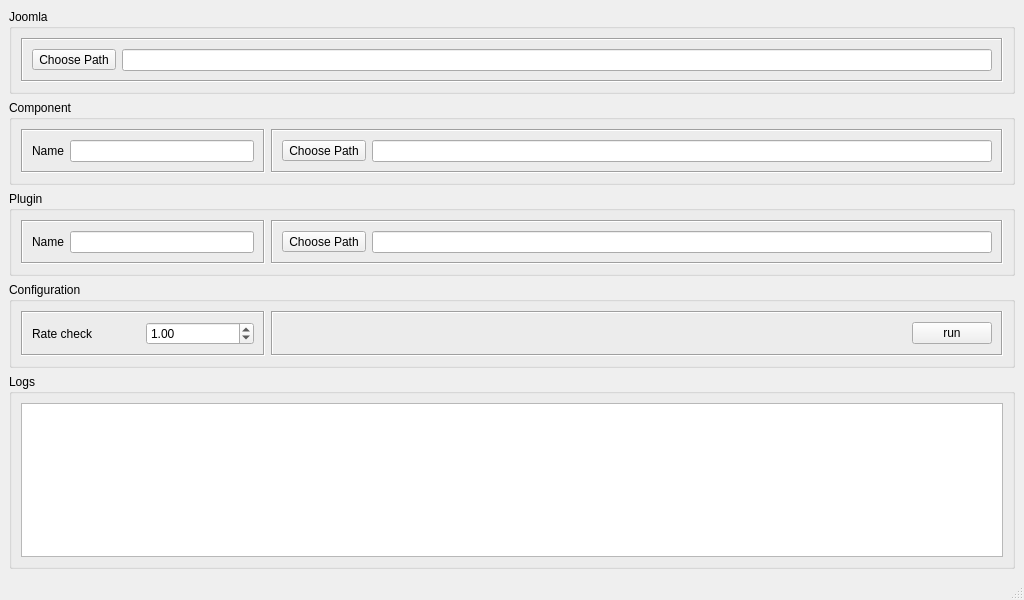
The window that extension.ui (alexsilva/joomla-tools) describes before a commit, drawn with Qt 5.
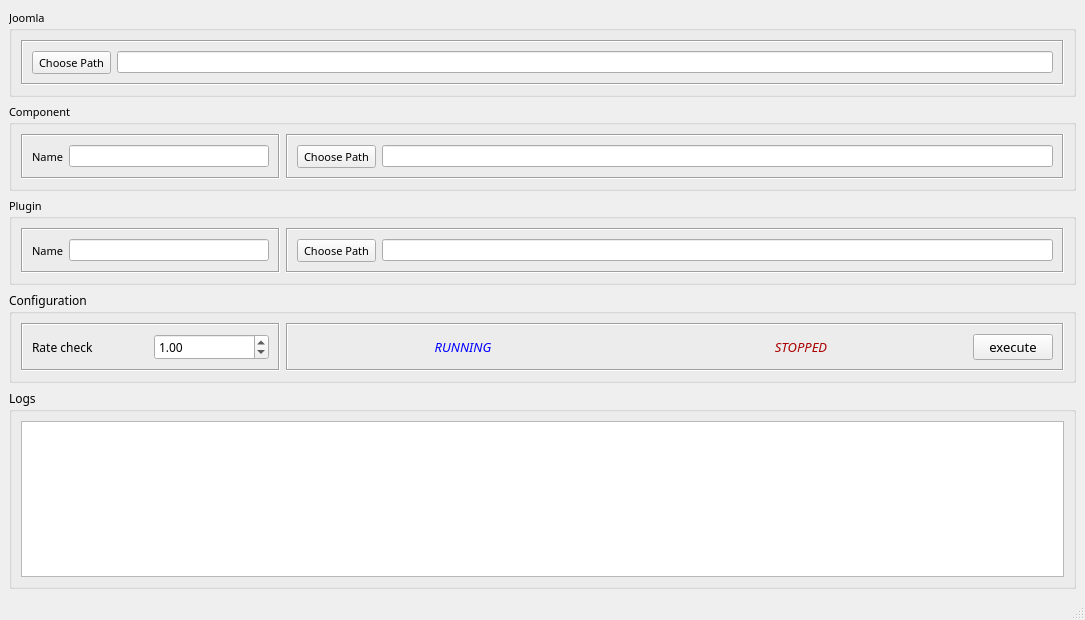
The same window after the commit. Icons and pictures are not drawn.

Commit message: alterando a aparência das fontes.

Patch:
```diff
--- a/extension.ui
+++ b/extension.ui
@@ -6,8 +6,8 @@
    <rect>
     <x>0</x>
     <y>0</y>
-    <width>1024</width>
-    <height>600</height>
+    <width>1085</width>
+    <height>620</height>
    </rect>
   </property>
   <property name="windowTitle">
@@ -21,6 +21,12 @@
    <layout class="QVBoxLayout" name="verticalLayout">
     <item>
      <widget class="QGroupBox" name="groupBox">
+      <property name="font">
+       <font>
+        <family>Segoe Script</family>
+        <pointsize>8</pointsize>
+       </font>
+      </property>
       <property name="title">
        <string>Joomla</string>
       </property>
@@ -36,13 +42,27 @@
          <layout class="QHBoxLayout" name="horizontalLayout">
           <item>
            <widget class="QToolButton" name="joomlaChoosePath">
+            <property name="font">
+             <font>
+              <family>MV Boli</family>
+             </font>
+            </property>
             <property name="text">
              <string>Choose Path</string>
             </property>
            </widget>
           </item>
           <item>
-           <widget class="QLineEdit" name="joomlaPath"/>
+           <widget class="QLineEdit" name="joomlaPath">
+            <property name="font">
+             <font>
+              <family>Arial</family>
+             </font>
+            </property>
+            <property name="readOnly">
+             <bool>true</bool>
+            </property>
+           </widget>
           </item>
          </layout>
         </widget>
@@ -52,6 +72,12 @@
     </item>
     <item>
      <widget class="QGroupBox" name="groupBox_2">
+      <property name="font">
+       <font>
+        <family>Segoe Script</family>
+        <pointsize>8</pointsize>
+       </font>
+      </property>
       <property name="title">
        <string>Component</string>
       </property>
@@ -73,13 +99,24 @@
          <layout class="QHBoxLayout" name="horizontalLayout_4">
           <item>
            <widget class="QLabel" name="label">
+            <property name="font">
+             <font>
+              <family>Segoe Script</family>
+             </font>
+            </property>
             <property name="text">
              <string>Name</string>
             </property>
            </widget>
           </item>
           <item>
-           <widget class="QLineEdit" name="componentName"/>
+           <widget class="QLineEdit" name="componentName">
+            <property name="font">
+             <font>
+              <family>Arial</family>
+             </font>
+            </property>
+           </widget>
           </item>
          </layout>
         </widget>
@@ -101,13 +138,27 @@
          <layout class="QHBoxLayout" name="horizontalLayout_2">
           <item>
            <widget class="QToolButton" name="componentChoosePath">
+            <property name="font">
+             <font>
+              <family>MV Boli</family>
+             </font>
+            </property>
             <property name="text">
              <string>Choose Path</string>
             </property>
            </widget>
           </item>
           <item>
-           <widget class="QLineEdit" name="componentPath"/>
+           <widget class="QLineEdit" name="componentPath">
+            <property name="font">
+             <font>
+              <family>Arial</family>
+             </font>
+            </property>
+            <property name="readOnly">
+             <bool>true</bool>
+            </property>
+           </widget>
           </item>
          </layout>
         </widget>
@@ -123,6 +174,12 @@
         <verstretch>0</verstretch>
        </sizepolicy>
       </property>
+      <property name="font">
+       <font>
+        <family>Segoe Script</family>
+        <pointsize>8</pointsize>
+       </font>
+      </property>
       <property name="title">
        <string>Plugin</string>
       </property>
@@ -144,13 +201,24 @@
          <layout class="QHBoxLayout" name="horizontalLayout_5">
           <item>
            <widget class="QLabel" name="label_2">
+            <property name="font">
+             <font>
+              <family>Segoe Print</family>
+             </font>
+            </property>
             <property name="text">
              <string>Name</string>
             </property>
            </widget>
           </item>
           <item>
-           <widget class="QLineEdit" name="pluginName"/>
+           <widget class="QLineEdit" name="pluginName">
+            <property name="font">
+             <font>
+              <family>Arial</family>
+             </font>
+            </property>
+           </widget>
           </item>
          </layout>
         </widget>
@@ -172,13 +240,27 @@
          <layout class="QHBoxLayout" name="horizontalLayout_3">
           <item>
            <widget class="QToolButton" name="pluginChoosePath">
+            <property name="font">
+             <font>
+              <family>MV Boli</family>
+             </font>
+            </property>
             <property name="text">
              <string>Choose Path</string>
             </property>
            </widget>
           </item>
           <item>
-           <widget class="QLineEdit" name="pluginPath"/>
+           <widget class="QLineEdit" name="pluginPath">
+            <property name="font">
+             <font>
+              <family>Arial</family>
+             </font>
+            </property>
+            <property name="readOnly">
+             <bool>true</bool>
+            </property>
+           </widget>
           </item>
          </layout>
         </widget>
@@ -188,6 +270,11 @@
     </item>
     <item>
      <widget class="QGroupBox" name="groupBox_5">
+      <property name="font">
+       <font>
+        <family>Segoe Script</family>
+       </font>
+      </property>
       <property name="title">
        <string>Configuration</string>
       </property>
@@ -209,6 +296,11 @@
          <layout class="QHBoxLayout" name="horizontalLayout_9">
           <item>
            <widget class="QLabel" name="label_3">
+            <property name="font">
+             <font>
+              <family>Segoe Print</family>
+             </font>
+            </property>
             <property name="text">
              <string>Rate check</string>
             </property>
@@ -246,17 +338,62 @@
          </property>
          <layout class="QHBoxLayout" name="horizontalLayout_11">
           <item>
-           <spacer name="horizontalSpacer">
-            <property name="orientation">
-             <enum>Qt::Horizontal</enum>
+           <widget class="QLabel" name="runningInfo">
+            <property name="enabled">
+             <bool>true</bool>
             </property>
-            <property name="sizeHint" stdset="0">
-             <size>
-              <width>40</width>
-              <height>20</height>
-             </size>
+            <property name="sizePolicy">
+             <sizepolicy hsizetype="Preferred" vsizetype="Preferred">
+              <horstretch>1</horstretch>
+              <verstretch>0</verstretch>
+             </sizepolicy>
             </property>
-           </spacer>
+            <property name="font">
+             <font>
+              <family>AR DELANEY</family>
+              <pointsize>10</pointsize>
+              <italic>true</italic>
+             </font>
+            </property>
+            <property name="autoFillBackground">
+             <bool>false</bool>
+            </property>
+            <property name="styleSheet">
+             <string notr="true">color: rgb(0, 0, 255);</string>
+            </property>
+            <property name="text">
+             <string>RUNNING</string>
+            </property>
+            <property name="alignment">
+             <set>Qt::AlignCenter</set>
+            </property>
+           </widget>
+          </item>
+          <item>
+           <widget class="QLabel" name="stoppedInfo">
+            <property name="sizePolicy">
+             <sizepolicy hsizetype="Preferred" vsizetype="Preferred">
+              <horstretch>1</horstretch>
+              <verstretch>0</verstretch>
+             </sizepolicy>
+            </property>
+            <property name="font">
+             <font>
+              <family>AR DELANEY</family>
+              <pointsize>10</pointsize>
+              <italic>true</italic>
+             </font>
+            </property>
+            <property name="styleSheet">
+             <string notr="true">color: rgb(170, 0, 0);</string>
+            </property>
+            <property name="text">
+             <string>STOPPED</string>
+            </property>
+            <property name="alignment">
+             <set>Qt::AlignCenter</set>
+            </property>
+           </widget>
           </item>
           <item>
            <widget class="QPushButton" name="btnRun">
@@ -266,8 +403,14 @@
               <verstretch>0</verstretch>
              </sizepolicy>
             </property>
+            <property name="font">
+             <font>
+              <family>Segoe Print</family>
+              <pointsize>10</pointsize>
+             </font>
+            </property>
             <property name="text">
-             <string>run</string>
+             <string>execute</string>
             </property>
             <property name="checkable">
              <bool>true</bool>
@@ -285,6 +428,11 @@
     </item>
     <item>
      <widget class="QGroupBox" name="groupBox_4">
+      <property name="font">
+       <font>
+        <family>Segoe Script</family>
+       </font>
+      </property>
       <property name="title">
        <string>Logs</string>
       </property>
@@ -297,6 +445,15 @@
            <verstretch>1</verstretch>
           </sizepolicy>
          </property>
+         <property name="font">
+          <font>
+           <family>Arial</family>
+           <pointsize>8</pointsize>
+          </font>
+         </property>
+         <property name="plainText">
+          <string/>
+         </property>
         </widget>
        </item>
       </layout>
```
Left out of the diff: 50 changed lines with no effect on the pictures. The commit also changes 1 other file.
